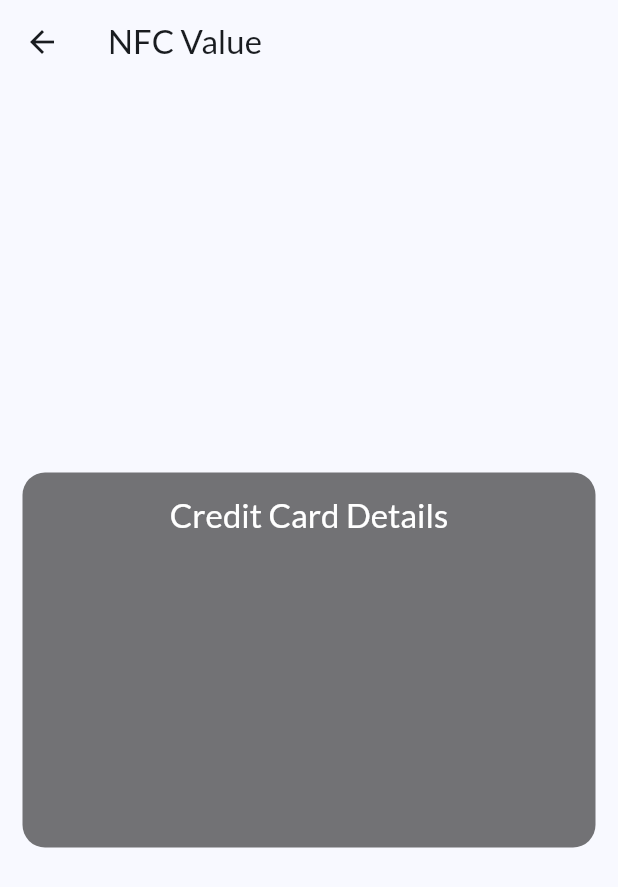
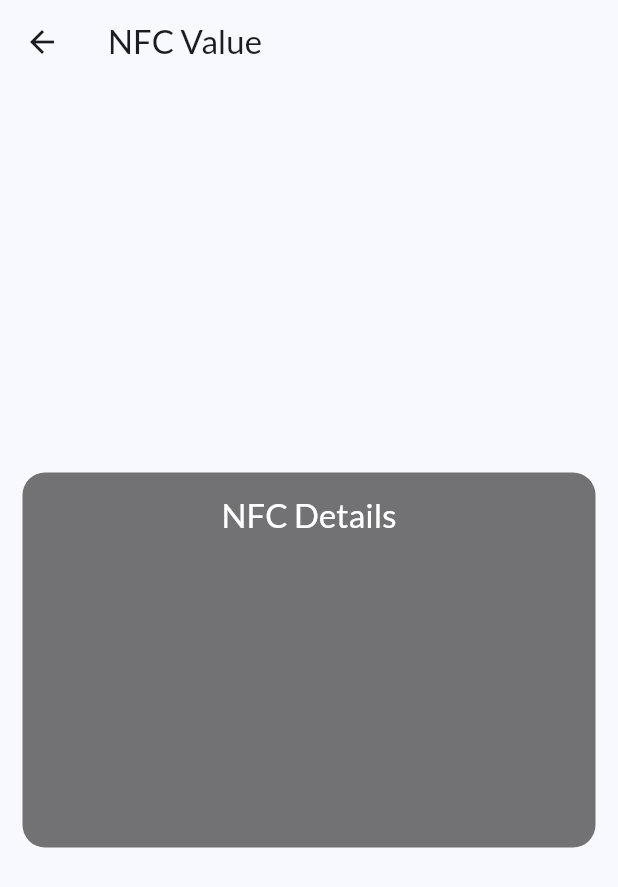
Before and after one commit to michaelfantozzi123/PocFlutter, a Flutter app: the NfcValueScreen screen opened directly with empty values, on a phone screen of 412 x 824 dp. Shown: the top 887 px of the screen. Run offline on Flutter 3.47's test engine with Material 2 defaults, Android fonts, the light colour scheme and no system bars; our stand-ins replace geolocator, google_fonts, local_auth; missing offline and left inert: local_auth_android, local_auth_ios, mobile_scanner, nfc_manager; network calls fail.

Commit message:
nfc cleanup

```diff
--- a/poc_flutter/lib/screens/nfc_value.dart
+++ b/poc_flutter/lib/screens/nfc_value.dart
@@ -22,14 +22,14 @@ class NfcValueScreen extends StatelessWidget {
           ),
           child: Column(children: [
             Text(
-              "Credit Card Details",
+              "NFC Details",
               style: Theme.of(context)
                   .textTheme
                   .titleLarge!
                   .copyWith(color: Colors.white),
             ),
-            SizedBox(height: 8),
-            Text(value)
+            SizedBox(height: 12),
+            Text(value, softWrap: true, maxLines: 8, overflow: TextOverflow.ellipsis,)
           ]),
         ),
       ),
```
